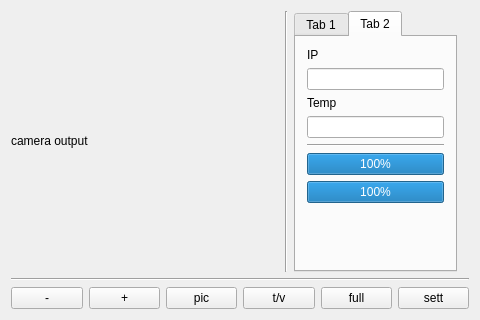
phycelot/thermic_camera_display, file mainwindow.ui: the form before one commit.
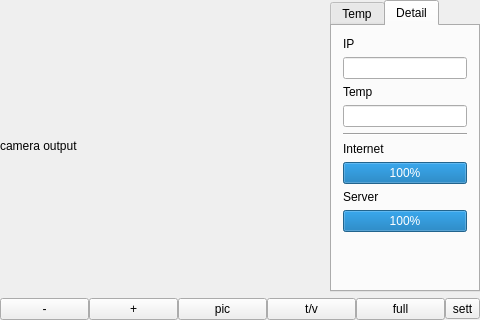
The form after the commit. The open tabs and pages were chosen to show the change.

Diff of the .ui file:
```diff
--- a/mainwindow.ui
+++ b/mainwindow.ui
@@ -2,6 +2,9 @@
 <ui version="4.0">
  <class>MainWindow</class>
  <widget class="QMainWindow" name="MainWindow">
+  <property name="enabled">
+   <bool>true</bool>
+  </property>
   <property name="geometry">
    <rect>
     <x>0</x>
@@ -18,8 +21,8 @@
   </property>
   <property name="maximumSize">
    <size>
-    <width>480</width>
-    <height>320</height>
+    <width>492</width>
+    <height>327</height>
    </size>
   </property>
   <property name="windowTitle">
@@ -30,89 +33,55 @@
   </property>
   <widget class="QWidget" name="centralWidget">
    <layout class="QGridLayout" name="gridLayout">
+    <property name="leftMargin">
+     <number>0</number>
+    </property>
+    <property name="topMargin">
+     <number>0</number>
+    </property>
+    <property name="rightMargin">
+     <number>0</number>
+    </property>
+    <property name="bottomMargin">
+     <number>0</number>
+    </property>
+    <property name="spacing">
+     <number>0</number>
+    </property>
+    <item row="1" column="0">
+     <layout class="QGridLayout" name="gridLayout_global">
     <item row="0" column="1">
-     <widget class="Line" name="line_2">
-      <property name="orientation">
-       <enum>Qt::Vertical</enum>
-      </property>
-     </widget>
-    </item>
-    <item row="0" column="0">
-     <widget class="QLabel" name="label">
+       <widget class="QTabWidget" name="tabWidget_temp_detail">
       <property name="minimumSize">
        <size>
-        <width>320</width>
-        <height>240</height>
+          <width>140</width>
+          <height>0</height>
        </size>
       </property>
       <property name="maximumSize">
        <size>
-        <width>320</width>
-        <height>240</height>
-       </size>
-      </property>
-      <property name="text">
-       <string>camera output</string>
-      </property>
-     </widget>
-    </item>
-    <item row="2" column="0" colspan="5">
-     <layout class="QHBoxLayout" name="horizontalLayout">
-      <item>
-       <widget class="QPushButton" name="pushButton_3">
-        <property name="text">
-         <string>-</string>
-        </property>
-       </widget>
-      </item>
-      <item>
-       <widget class="QPushButton" name="pushButton_7">
-        <property name="text">
-         <string>+</string>
-        </property>
-       </widget>
-      </item>
-      <item>
-       <widget class="QPushButton" name="pushButton_8">
-        <property name="text">
-         <string>pic</string>
-        </property>
-       </widget>
-      </item>
-      <item>
-       <widget class="QPushButton" name="pushButton_6">
-        <property name="text">
-         <string>t/v</string>
-        </property>
-       </widget>
-      </item>
-      <item>
-       <widget class="QPushButton" name="pushButton_5">
-        <property name="text">
-         <string>full</string>
-        </property>
-       </widget>
-      </item>
-      <item>
-       <widget class="QPushButton" name="pushButton_4">
-        <property name="text">
-         <string>sett</string>
-        </property>
-       </widget>
-      </item>
-     </layout>
-    </item>
-    <item row="0" column="2">
-     <widget class="QTabWidget" name="tabWidget">
+          <width>150</width>
+          <height>16777215</height>
+         </size>
+        </property>
       <property name="currentIndex">
-       <number>1</number>
+         <number>0</number>
+        </property>
+        <property name="documentMode">
+         <bool>false</bool>
+        </property>
+        <property name="tabsClosable">
+         <bool>false</bool>
+        </property>
+        <property name="tabBarAutoHide">
+         <bool>false</bool>
       </property>
       <widget class="QWidget" name="tab_temp">
        <property name="accessibleName">
         <string>temp</string>
        </property>
        <attribute name="title">
-        <string>Tab 1</string>
+          <string>Temp</string>
        </attribute>
        <layout class="QGridLayout" name="gridLayout_2">
         <item row="1" column="0">
@@ -153,7 +122,7 @@
       </widget>
       <widget class="QWidget" name="tab_detail">
        <attribute name="title">
-        <string>Tab 2</string>
+          <string>Detail</string>
        </attribute>
        <layout class="QVBoxLayout" name="verticalLayout">
         <item>
@@ -183,6 +152,13 @@
           </property>
          </widget>
         </item>
+          <item>
+           <widget class="QLabel" name="label_internet">
+            <property name="text">
+             <string>Internet</string>
+            </property>
+           </widget>
+          </item>
         <item>
          <widget class="QProgressBar" name="progressBar_internet">
           <property name="maximum">
@@ -193,6 +169,13 @@
           </property>
          </widget>
         </item>
+          <item>
+           <widget class="QLabel" name="label_server">
+            <property name="text">
+             <string>Server</string>
+            </property>
+           </widget>
+          </item>
         <item>
          <widget class="QProgressBar" name="progressBar_server">
           <property name="maximum">
@@ -220,12 +203,75 @@
       </widget>
      </widget>
     </item>
-    <item row="1" column="0" colspan="5">
-     <widget class="Line" name="line">
-      <property name="orientation">
-       <enum>Qt::Horizontal</enum>
-      </property>
-     </widget>
+      <item row="0" column="0">
+       <widget class="QLabel" name="label_camera">
+        <property name="minimumSize">
+         <size>
+          <width>320</width>
+          <height>240</height>
+         </size>
+        </property>
+        <property name="maximumSize">
+         <size>
+          <width>16777215</width>
+          <height>16777215</height>
+         </size>
+        </property>
+        <property name="text">
+         <string>camera output</string>
+        </property>
+       </widget>
+      </item>
+      <item row="1" column="0" colspan="2">
+       <layout class="QHBoxLayout" name="horizontalLayout">
+        <property name="spacing">
+         <number>0</number>
+        </property>
+        <item>
+         <widget class="QPushButton" name="pushButton_zoom_less">
+          <property name="text">
+           <string>-</string>
+          </property>
+         </widget>
+        </item>
+        <item>
+         <widget class="QPushButton" name="pushButton_zoom_more">
+          <property name="text">
+           <string>+</string>
+          </property>
+         </widget>
+        </item>
+        <item>
+         <widget class="QPushButton" name="pushButton_take_picture">
+          <property name="text">
+           <string>pic</string>
+          </property>
+         </widget>
+        </item>
+        <item>
+         <widget class="QPushButton" name="pushButton_switch_camera_mode">
+          <property name="text">
+           <string>t/v</string>
+          </property>
+         </widget>
+        </item>
+        <item>
+         <widget class="QPushButton" name="pushButton_fullscreen">
+          <property name="text">
+           <string>full</string>
+          </property>
+         </widget>
+        </item>
+        <item>
+         <widget class="QToolButton" name="toolButton_settings">
+          <property name="text">
+           <string>sett</string>
+          </property>
+         </widget>
+        </item>
+       </layout>
+      </item>
+     </layout>
     </item>
    </layout>
   </widget>
```
Lines whose indentation alone changed are shown as unchanged.
